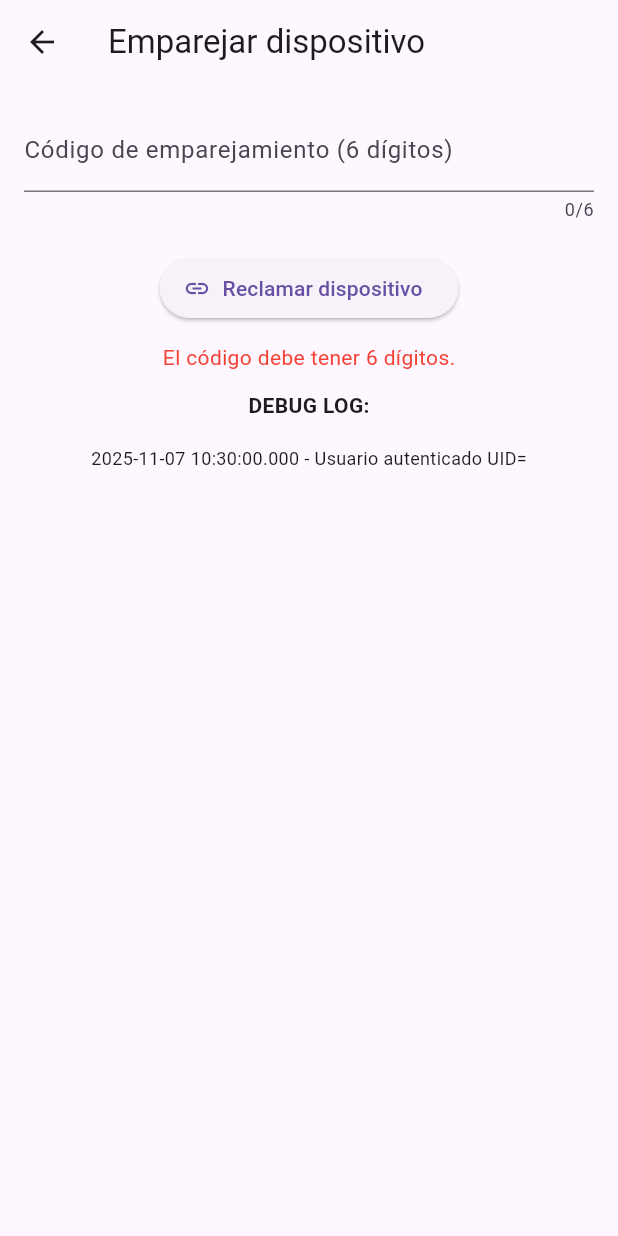
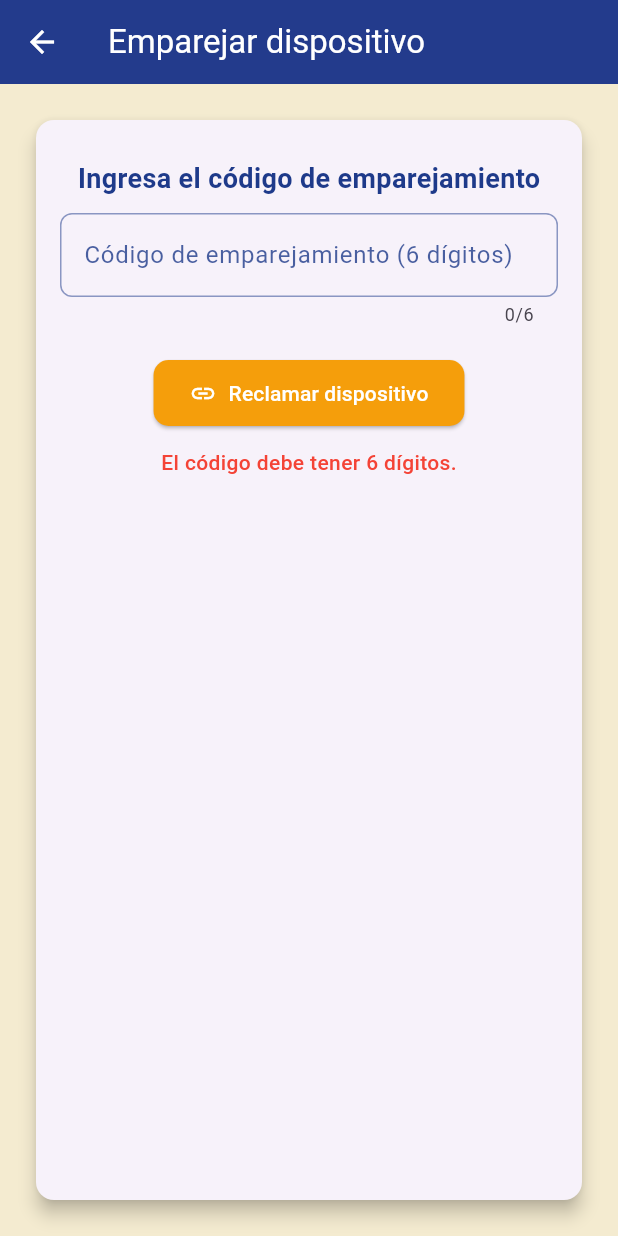
Before and after one commit to ssaldanara01-dv/app_iot_fb, a Flutter app: the PairingPage screen opened by its route, after a tap on "Reclamar dispositivo", on a phone screen of 412 x 824 dp. Run offline on Flutter 3.47's test engine with Material 3 defaults, Android fonts, the phone set to English and light mode, and no system bars; our stand-ins replace cloud_firestore, firebase_auth, firebase_core, firebase_database, google_sign_in; accounts and stored records are empty; network calls fail.

Commit message:
Act - Falta probar el cambio en UI-Clave

```diff
--- a/lib/pairing_page.dart
+++ b/lib/pairing_page.dart
@@ -1,6 +1,13 @@
 import 'package:flutter/material.dart';
 import 'package:firebase_auth/firebase_auth.dart';
 import 'package:firebase_database/firebase_database.dart';
+
+/// 🎨 Paleta YanaGuard
+const Color azulProfundo = Color(0xFF1E3A8A);
+const Color naranjaAndino = Color(0xFFF59E0B);
+const Color verdeQuillu = Color(0xFF4CAF50);
+const Color beigeCalido = Color(0xFFF4EBD0);
+const Color azulNoche = Color(0xFF0F172A);
 
 class PairingPage extends StatefulWidget {
   const PairingPage({super.key});
@@ -16,7 +23,6 @@ class _PairingPageState extends State<PairingPage> {
 
   bool _loading = false;
   String _errorMessage = '';
-  String _debugLog = '';
 
   @override
   void initState() {
@@ -31,15 +37,6 @@ class _PairingPageState extends State<PairingPage> {
       await _auth.signInAnonymously();
       await Future.delayed(const Duration(milliseconds: 500));
     }
-    final uid = _auth.currentUser?.uid;
-    _log('Usuario autenticado UID=$uid');
-  }
-
-  void _log(String text) {
-    setState(() {
-      _debugLog += '\n${DateTime.now()} - $text';
-    });
-    debugPrint('📘 DEBUG: $text');
   }
 
   Future<void> _pairDevice() async {
@@ -61,9 +58,6 @@ class _PairingPageState extends State<PairingPage> {
     final uid = _auth.currentUser!.uid;
 
     try {
-      _log('Buscando código de emparejamiento "$code"...');
-
-      // 🔐 Asegúrate de que solo lees dentro de /pairing
       final pairingRef = FirebaseDatabase.instance.ref('pairing');
       final snap = await pairingRef.orderByChild('code').equalTo(code).get();
 
@@ -72,39 +66,31 @@ class _PairingPageState extends State<PairingPage> {
           _errorMessage = 'Código inválido o no encontrado.';
           _loading = false;
         });
-        _log('No se encontró el código "$code".');
         return;
       }
 
-      // Encontrar el primer dispositivo que coincide
       final Map pairingData = snap.value as Map;
       final entry = pairingData.entries.first;
       final deviceId = entry.key;
-      final deviceData = entry.value as Map?;
 
-      _log('Código válido para deviceId=$deviceId');
-
-      // 🔥 Vincular el dispositivo al usuario
       final deviceRef = _db.child('devices/$deviceId');
-
       await deviceRef.update({
         'ownerUid': uid,
         'pairedAt': DateTime.now().millisecondsSinceEpoch,
       });
 
-      _log('Dispositivo $deviceId vinculado correctamente.');
-
-      // Eliminar el código de pairing para evitar reutilización
       await _db.child('pairing/$deviceId').remove();
 
       if (mounted) {
         ScaffoldMessenger.of(context).showSnackBar(
-          const SnackBar(content: Text('✅ Dispositivo emparejado exitosamente')),
+          SnackBar(
+            content: const Text('✅ Dispositivo emparejado exitosamente'),
+            backgroundColor: verdeQuillu,
+          ),
         );
         Navigator.pop(context);
       }
     } catch (e) {
-      _log('Exception: $e');
       setState(() {
         _errorMessage =
             'Error: permiso denegado. Revisa reglas RTDB (¿.read en /pairing?)';
@@ -117,47 +103,73 @@ class _PairingPageState extends State<PairingPage> {
   @override
   Widget build(BuildContext context) {
     return Scaffold(
+      backgroundColor: beigeCalido,
       appBar: AppBar(
         title: const Text('Emparejar dispositivo'),
+        backgroundColor: azulProfundo,
+        foregroundColor: Colors.white,
+        elevation: 2,
       ),
       body: Padding(
+        padding: const EdgeInsets.all(20.0),
+        child: Card(
+          elevation: 5,
+          shape: RoundedRectangleBorder(borderRadius: BorderRadius.circular(12)),
+          child: Padding(
             padding: const EdgeInsets.all(16.0),
             child: Column(
               children: [
+                const SizedBox(height: 10),
+                Text(
+                  'Ingresa el código de emparejamiento',
+                  style: TextStyle(
+                    fontSize: 18,
+                    color: azulProfundo,
+                    fontWeight: FontWeight.bold,
+                  ),
+                ),
+                const SizedBox(height: 10),
                 TextField(
                   controller: _codeController,
                   keyboardType: TextInputType.number,
                   maxLength: 6,
-              decoration: const InputDecoration(
+                  cursorColor: azulProfundo,
+                  decoration: InputDecoration(
                     labelText: 'Código de emparejamiento (6 dígitos)',
+                    labelStyle: TextStyle(color: azulProfundo.withOpacity(0.8)),
+                    enabledBorder: OutlineInputBorder(
+                      borderSide: BorderSide(color: azulProfundo.withOpacity(0.5)),
+                      borderRadius: BorderRadius.circular(8),
+                    ),
+                    focusedBorder: OutlineInputBorder(
+                      borderSide: const BorderSide(color: azulProfundo, width: 2),
+                      borderRadius: BorderRadius.circular(8),
+                    ),
                   ),
                 ),
                 const SizedBox(height: 20),
                 ElevatedButton.icon(
-              icon: const Icon(Icons.link),
-              label: Text(_loading ? 'Emparejando...' : 'Reclamar dispositivo'),
+                  icon: const Icon(Icons.link, color: Colors.white),
+                  label: Text(
+                    _loading ? 'Emparejando...' : 'Reclamar dispositivo',
+                    style: const TextStyle(color: Colors.white),
+                  ),
                   onPressed: _loading ? null : _pairDevice,
+                  style: ElevatedButton.styleFrom(
+                    backgroundColor: naranjaAndino,
+                    padding: const EdgeInsets.symmetric(horizontal: 24, vertical: 12),
+                    shape: RoundedRectangleBorder(borderRadius: BorderRadius.circular(10)),
+                  ),
                 ),
                 const SizedBox(height: 12),
                 if (_errorMessage.isNotEmpty)
                   Text(
                     _errorMessage,
-                style: const TextStyle(color: Colors.red),
+                    style: const TextStyle(color: Colors.red, fontWeight: FontWeight.w500),
                   ),
-            const SizedBox(height: 12),
-            const Text(
-              'DEBUG LOG:',
-              style: TextStyle(fontWeight: FontWeight.bold),
-            ),
-            Expanded(
-              child: SingleChildScrollView(
-                child: Text(
-                  _debugLog,
-                  style: const TextStyle(fontSize: 12),
+              ],
             ),
           ),
-            ),
-          ],
         ),
       ),
     );
```
Lines whose indentation alone changed are shown as unchanged.
